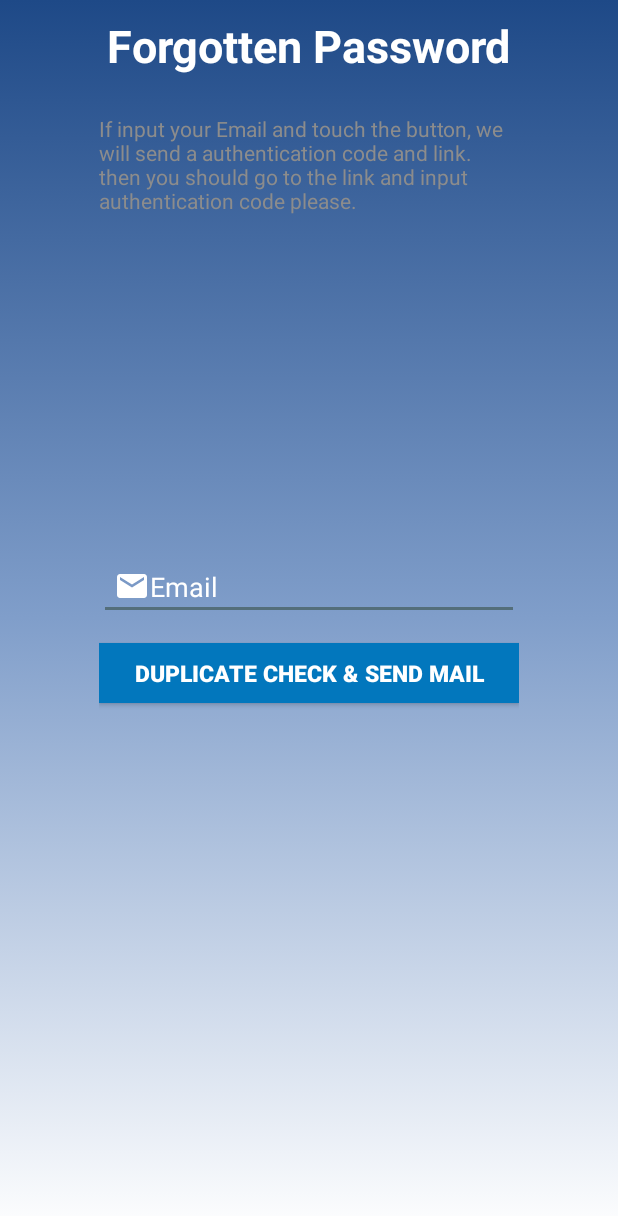
After one commit to AlreadyTired/RunTogether, an Android app: the FindUserInfoActivity screen opened directly, with no data from a screen before it, on a phone screen of 412 x 824 dp. The commit adds this screen. Shown: the top 1216 px of the screen. Run offline under Robolectric (Android 15) with nearby library versions, the phone set to English and light mode, and no system bars.

Commit message:
디자인 변경, Forgotten PassWord UI 만 추가, 액션은 추가필요(자바파일 작성요망)

```diff
--- /dev/null
+++ b/app/src/main/java/com/example/kimhyunwoo/runtogether/usermanagement/FindUserInfoActivity.java
@@ -0,0 +1,16 @@
+package com.example.kimhyunwoo.runtogether.usermanagement;
+
+import android.support.v7.app.AppCompatActivity;
+import android.os.Bundle;
+import android.widget.Button;
+
+import com.example.kimhyunwoo.runtogether.R;
+
+public class FindUserInfoActivity extends AppCompatActivity {
+
+    @Override
+    protected void onCreate(Bundle savedInstanceState) {
+        super.onCreate(savedInstanceState);
+        setContentView(R.layout.activity_find_user_info);
+    }
+}
--- a/app/src/main/java/com/example/kimhyunwoo/runtogether/LoginRequest.java
+++ b/app/src/main/java/com/example/kimhyunwoo/runtogether/usermanagement/LoginRequest.java
@@ -1,4 +1,4 @@
-package com.example.kimhyunwoo.runtogether;
+package com.example.kimhyunwoo.runtogether.usermanagement;
 
 import android.util.Log;
 
--- a/app/src/main/java/com/example/kimhyunwoo/runtogether/RegisterRequest.java
+++ b/app/src/main/java/com/example/kimhyunwoo/runtogether/usermanagement/RegisterRequest.java
@@ -1,4 +1,4 @@
-package com.example.kimhyunwoo.runtogether;
+package com.example.kimhyunwoo.runtogether.usermanagement;
 
 import android.util.Log;
 
--- a/app/src/main/java/com/example/kimhyunwoo/runtogether/StartActivity.java
+++ b/app/src/main/java/com/example/kimhyunwoo/runtogether/usermanagement/StartActivity.java
@@ -1,4 +1,4 @@
-package com.example.kimhyunwoo.runtogether;
+package com.example.kimhyunwoo.runtogether.usermanagement;
 
 import android.content.Intent;
 import android.support.v7.app.AppCompatActivity;
@@ -7,6 +7,8 @@ import android.view.View;
 import android.view.animation.AlphaAnimation;
 import android.view.animation.Animation;
 import android.widget.TextView;
+
+import com.example.kimhyunwoo.runtogether.R;
 
 public class StartActivity extends AppCompatActivity {
 
--- a/app/src/main/java/com/example/kimhyunwoo/runtogether/ValidateRequest.java
+++ b/app/src/main/java/com/example/kimhyunwoo/runtogether/usermanagement/ValidateRequest.java
@@ -1,4 +1,4 @@
-package com.example.kimhyunwoo.runtogether;
+package com.example.kimhyunwoo.runtogether.usermanagement;
 
 import android.util.Log;
 
--- /dev/null
+++ b/app/src/main/res/layout/activity_find_user_info.xml
@@ -0,0 +1,69 @@
+<?xml version="1.0" encoding="utf-8"?>
+<LinearLayout xmlns:android="http://schemas.android.com/apk/res/android"
+    xmlns:app="http://schemas.android.com/apk/res-auto"
+    xmlns:tools="http://schemas.android.com/tools"
+    android:layout_width="match_parent"
+    android:layout_height="match_parent"
+    tools:context=".usermanagement.FindUserInfoActivity"
+    android:orientation="vertical"
+    android:background="@drawable/gradient_background"
+    android:theme="@style/AppTheme.NoActionBar"
+    android:gravity="center">
+
+
+    <TextView
+        android:layout_width="wrap_content"
+        android:layout_height="wrap_content"
+        android:layout_gravity="center"
+        android:layout_marginBottom="10dp"
+        android:layout_marginTop="10dp"
+        android:text="Forgotten Password"
+        android:textColor="#ffffff"
+        android:textSize="30dp"
+        android:textStyle="bold" />
+
+    <LinearLayout
+        android:layout_width="280dp"
+        android:layout_height="match_parent"
+        android:orientation="vertical"
+        android:gravity="top|center"
+        android:layout_weight="1.4">
+
+        <TextView
+            android:layout_width="match_parent"
+            android:layout_height="wrap_content"
+            android:layout_marginTop="15dp"
+            android:layout_marginBottom="15dp"
+            android:text="If input your Email and touch the button, we will send a authentication code and link. then you should go to the link and input authentication code please."
+            android:textColor="@color/colorGray"/>
+    </LinearLayout>
+    <LinearLayout
+        android:layout_width="280dp"
+        android:layout_height="match_parent"
+        android:orientation="vertical"
+        android:layout_weight="1">
+        <EditText
+            android:layout_width="match_parent"
+            android:layout_height="wrap_content"
+            android:layout_gravity="center"
+            android:layout_marginBottom="15dp"
+            android:drawableLeft="@drawable/ic_local_post_office_black_24dp"
+            android:drawableStart="@drawable/ic_local_post_office_black_24dp"
+            android:hint="Email"
+            android:padding="10dp"
+            android:textColor="#ffffff"
+            android:textColorHint="#ffffff"/>
+
+        <Button
+            android:layout_width="match_parent"
+            android:layout_height="40dp"
+            android:textSize="15dp"
+            android:textStyle="bold"
+            android:background="@color/colorPrimaryDark"
+            android:text="Duplicate Check &amp; Send Mail"
+            android:layout_gravity="center"
+            android:id="@+id/validateButton"
+            android:textColor="#ffffff"/>
+    </LinearLayout>
+
+</LinearLayout>
--- a/app/src/main/res/layout/activity_login.xml
+++ b/app/src/main/res/layout/activity_login.xml
@@ -4,7 +4,7 @@
     xmlns:tools="http://schemas.android.com/tools"
     android:layout_width="match_parent"
     android:layout_height="match_parent"
-    tools:context=".LoginActivity">
+    tools:context=".usermanagement.LoginActivity">
 
     <LinearLayout
         android:layout_width="match_parent"
@@ -35,7 +35,7 @@
             android:layout_marginTop="50dp"
             android:drawableLeft="@drawable/ic_person_black_24dp"
             android:drawableStart="@drawable/ic_person_black_24dp"
-            android:hint="Email"
+            android:hint=" Email"
             android:padding="10dp"
             android:textColor="#ffffff"
             android:textColorHint="#ffffff" />
@@ -86,7 +86,7 @@
                 android:layout_marginHorizontal="20dp"
                 android:text=" / "/>
             <TextView
-                android:id="@+id/findPasswordButton"
+                android:id="@+id/forgetPasswordButton"
                 android:layout_width="wrap_content"
                 android:layout_height="wrap_content"
                 android:layout_gravity="center"
```
Also changed, not shown: app/src/main/AndroidManifest.xml (+11 -6 lines), app/src/main/java/com/example/kimhyunwoo/runtogether/usermanagement/LoginActivity.java (renamed from app/src/main/java/com/example/kimhyunwoo/runtogether/LoginActivity.java, +19 -5 lines), app/src/main/java/com/example/kimhyunwoo/runtogether/usermanagement/RegisterActivity.java (renamed from app/src/main/java/com/example/kimhyunwoo/runtogether/RegisterActivity.java, +15 -4 lines), app/src/main/res/layout/activity_register.xml (+3 -16 lines), app/src/main/res/layout/activity_start.xml (+9 -2 lines), app/src/main/res/drawable/exampleruntoui.png (added).
